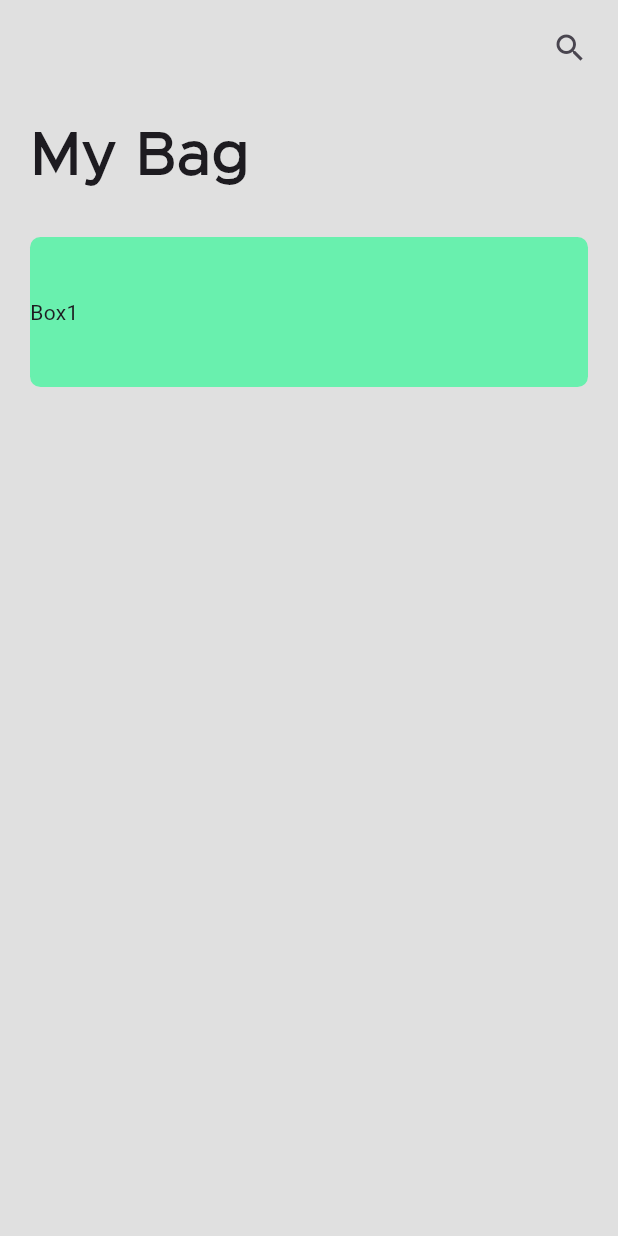
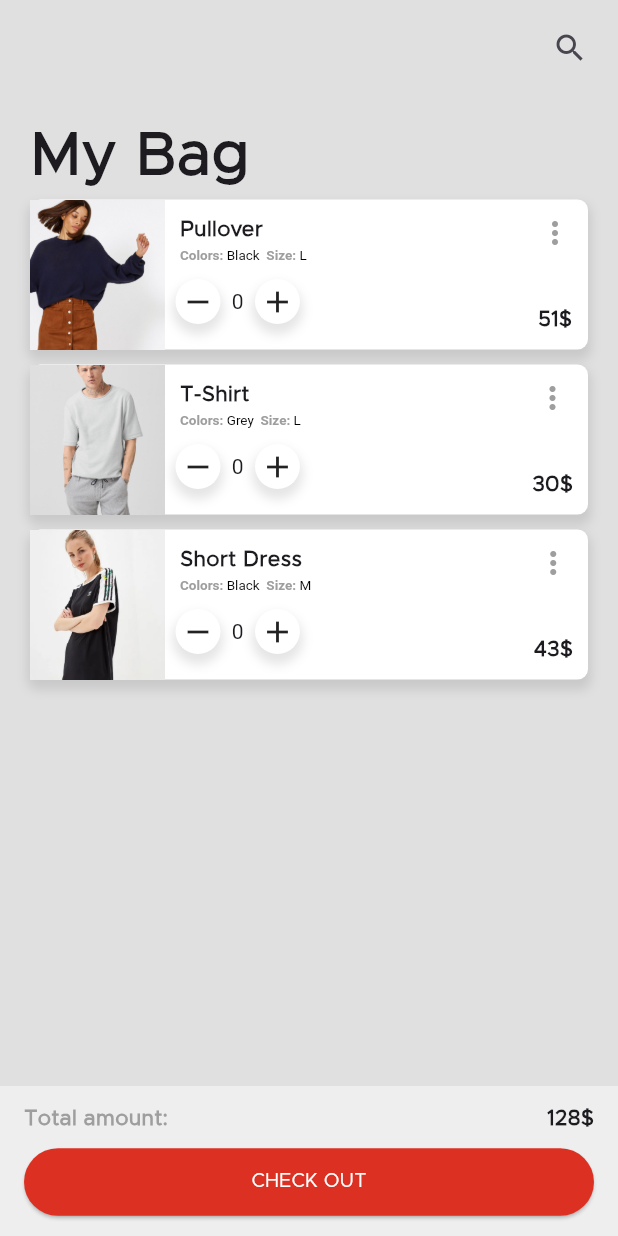
Before and after one commit to imbrinto/ostad_assignment_2, a Flutter app: the screen it shows after launch, on a phone screen of 412 x 824 dp. Run offline on Flutter 3.47's test engine with Material 3 defaults, Android fonts, the phone set to English and light mode, and no system bars; our stand-ins replace hexcolor.

Commit message:
added snack bar

```diff
--- a/lib/HomePage.dart
+++ b/lib/HomePage.dart
@@ -1,14 +1,16 @@
+import 'package:flutter/cupertino.dart';
 import 'package:flutter/material.dart';
+import 'package:ostad_assignment_2/theme/app_image.dart';
+import 'package:ostad_assignment_2/widgets/button.dart';
+import 'package:ostad_assignment_2/widgets/image_container.dart';
+import 'package:ostad_assignment_2/widgets/navigation_bar.dart';
 import 'package:ostad_assignment_2/widgets/product_container.dart';
+import 'package:ostad_assignment_2/widgets/product_details.dart';
 
-class HomePage extends StatefulWidget {
+
+class HomePage extends StatelessWidget {
   const HomePage({super.key});
 
-  @override
-  State<HomePage> createState() => _HomePageState();
-}
-
-class _HomePageState extends State<HomePage> {
   @override
   Widget build(BuildContext context) {
     return Scaffold(
@@ -30,11 +32,128 @@ class _HomePageState extends State<HomePage> {
                   fontWeight: FontWeight.bold,
                   fontSize: 40),
             ),
-            const SizedBox(height: 25,),
-            ProductContainer(),
-          ],
-
+            Container(
+            height: 100,
+            width: MediaQuery.sizeOf(context).width,
+            decoration: BoxDecoration(
+                color: Colors.white,
+                borderRadius: BorderRadius.circular(7),
+                boxShadow: [
+                  BoxShadow(
+                    color: Colors.black.withOpacity(0.10),
+                    spreadRadius: 2,
+                    blurRadius: 5,
+                    offset: const Offset(0, 5),
+                  )
+                ]),
+            child: Row(
+              mainAxisAlignment: MainAxisAlignment.start,
+              children: [
+                ImageContainer(photoLink: AppImage.img1),
+                const ProductDetails(productName: 'Pullover', productColor: 'Black', productSize: 'L'),
+                const Spacer(),
+                const Padding(
+                  padding: EdgeInsets.all(10.0),
+                  child: Column(
+                    children: [
+                      Icon(
+                        Icons.more_vert,
+                        color: Colors.grey,
+                      ),
+                      Spacer(),
+                      Text('51\$',style: TextStyle(
+                          fontFamily: 'Metropolis',
+                          fontWeight: FontWeight.bold
+                      ),)
+                    ],
+                  ),
+                )
+              ],
+            ),
+          ),
+            const SizedBox(height: 10,),
+            Container(
+            height: 100,
+            width: MediaQuery.sizeOf(context).width,
+            decoration: BoxDecoration(
+                color: Colors.white,
+                borderRadius: BorderRadius.circular(7),
+                boxShadow: [
+                  BoxShadow(
+                    color: Colors.black.withOpacity(0.10),
+                    spreadRadius: 2,
+                    blurRadius: 5,
+                    offset: const Offset(0, 5),
+                  )
+                ]),
+            child: Row(
+              mainAxisAlignment: MainAxisAlignment.start,
+              children: [
+                ImageContainer(photoLink: AppImage.img2),
+                const ProductDetails(productName: 'T-Shirt', productColor: 'Grey', productSize: 'L'),
+                const Spacer(),
+                const Padding(
+                  padding: EdgeInsets.all(10.0),
+                  child: Column(
+                    children: [
+                      Icon(
+                        Icons.more_vert,
+                        color: Colors.grey,
+                      ),
+                      Spacer(),
+                      Text('30\$',style: TextStyle(
+                          fontFamily: 'Metropolis',
+                          fontWeight: FontWeight.bold
+                      ),)
+                    ],
+                  ),
+                )
+              ],
+            ),
+          ),
+            const SizedBox(height: 10,),
+            Container(
+            height: 100,
+            width: MediaQuery.sizeOf(context).width,
+            decoration: BoxDecoration(
+                color: Colors.white,
+                borderRadius: BorderRadius.circular(7),
+                boxShadow: [
+                  BoxShadow(
+                    color: Colors.black.withOpacity(0.10),
+                    spreadRadius: 2,
+                    blurRadius: 5,
+                    offset: const Offset(0, 5),
+                  )
+                ]),
+            child: Row(
+              mainAxisAlignment: MainAxisAlignment.start,
+              children: [
+                ImageContainer(photoLink: AppImage.img3),
+                const ProductDetails(productName: 'Short Dress', productColor: 'Black', productSize: 'M'),
+                const Spacer(),
+                const Padding(
+                  padding: EdgeInsets.all(10.0),
+                  child: Column(
+                    children: [
+                      Icon(
+                        Icons.more_vert,
+                        color: Colors.grey,
+                      ),
+                      Spacer(),
+                      Text('43\$',style: TextStyle(
+                        fontFamily: 'Metropolis',
+                        fontWeight: FontWeight.bold
+                      ),)
+                    ],
+                  ),
+                )
+              ],
+            ),
+          ),
+        ],
       ),
+      bottomNavigationBar: NavigationBarHome(buttonText: 'CHECK OUT', context: context)
     );
   }
 }
--- /dev/null
+++ b/lib/theme/app_image.dart
@@ -0,0 +1,7 @@
+import 'package:flutter/material.dart';
+
+class AppImage{
+  static final img1 = DecorationImage(image: AssetImage("lib/resources/images/img1.png"),fit: BoxFit.cover);
+  static final img2 = DecorationImage(image: AssetImage("lib/resources/images/img2.png"),fit: BoxFit.cover);
+  static final img3 = DecorationImage(image: AssetImage("lib/resources/images/img3.png"),fit: BoxFit.cover);
+}
--- a/lib/theme/app_theme.dart
+++ b/lib/theme/app_theme.dart
@@ -5,6 +5,6 @@ class AppTheme{
     scaffoldBackgroundColor: Colors.grey.shade300,
     appBarTheme: AppBarTheme(
       color: Colors.grey.shade300
-    )
+    ),
   );
 }
--- /dev/null
+++ b/lib/widgets/button.dart
@@ -0,0 +1,40 @@
+import 'package:flutter/material.dart';
+import 'package:hexcolor/hexcolor.dart';
+import 'package:ostad_assignment_2/widgets/snack_bar.dart';
+
+class Button extends StatefulWidget {
+  final String buttonText;
+  BuildContext context;
+  Button({super.key, required this.buttonText, required this.context});
+
+  @override
+  State<Button> createState() => _ButtonState();
+}
+
+class _ButtonState extends State<Button> {
+  @override
+  Widget build(BuildContext context) {
+    return Container(
+      decoration: BoxDecoration(
+          borderRadius: BorderRadius.circular(7)),
+      child: ElevatedButton(
+        onPressed: () {
+          snackBar(context);
+        },
+        style: ElevatedButton.styleFrom(
+          fixedSize: Size(MediaQuery.sizeOf(context).width, 45),
+          backgroundColor: HexColor('#DB3022'),
+        ),
+        child: Text(
+          widget.buttonText,
+          style:  const TextStyle(
+            fontSize: 13,
+            fontWeight: FontWeight.w400,
+            color: Colors.white,
+            fontFamily: 'Metropolis'
+          ),
+        ),
+      ),
+    );
+  }
+}
--- /dev/null
+++ b/lib/widgets/image_container.dart
@@ -0,0 +1,16 @@
+import 'package:flutter/cupertino.dart';
+
+class ImageContainer extends StatelessWidget {
+  final photoLink;
+  const ImageContainer({super.key, required this.photoLink});
+
+  @override
+  Widget build(BuildContext context) {
+    return Container(
+    padding: EdgeInsets.only(right: 10),
+    width: 90,
+    decoration: BoxDecoration(
+        image: photoLink,),
+    );
+  }
+}
--- /dev/null
+++ b/lib/widgets/navigation_bar.dart
@@ -0,0 +1,41 @@
+import 'package:flutter/material.dart';
+import 'package:ostad_assignment_2/widgets/button.dart';
+
+class NavigationBarHome extends StatefulWidget {
+  final String buttonText;
+  BuildContext context;
+  NavigationBarHome({super.key,required this.buttonText, required this.context});
+
+  @override
+  State<NavigationBarHome> createState() => _NavigationBarHomeState();
+}
+
+class _NavigationBarHomeState extends State<NavigationBarHome> {
+  @override
+  Widget build(BuildContext context) {
+    return BottomAppBar(
+      height: 100,
+      color: Colors.grey.shade200,
+      child: Column(
+        children: [
+          Row(
+            children: [
+              Text('Total amount:',style: TextStyle(
+                fontFamily: 'Metropolis',
+                fontWeight: FontWeight.bold,
+                color: Colors.grey,
+              ),),
+              Spacer(),
+              Text("128\$",style: TextStyle(
+                  fontFamily: 'Metropolis',
+                  fontWeight: FontWeight.bold
+              ),)
+            ],
+          ),
+          Spacer(),
+          Button(buttonText: widget.buttonText, context: context)
+        ],
+      ),
+    );
+  }
+}
--- a/lib/widgets/product_container.dart
+++ /dev/null
@@ -1,27 +0,0 @@
-import 'package:flutter/material.dart';
-
-class ProductContainer extends StatefulWidget {
-  const ProductContainer({super.key});
-
-  @override
-  State<ProductContainer> createState() => _ProductContainerState();
-}
-
-class _ProductContainerState extends State<ProductContainer> {
-  @override
-  Widget build(BuildContext context) {
-    return Container(
-      width: MediaQuery.sizeOf(context).width, // Set the width to 100 pixels
-      height: 100,
-      child: Row(
-          children: [
-            Text('Box1'),
-          ]
-      ),
-      decoration: BoxDecoration(
-          color: Colors.greenAccent,
-          borderRadius: BorderRadius.circular(7)
-      ),
-    );
-  }
-}
--- /dev/null
+++ b/lib/widgets/product_details.dart
@@ -0,0 +1,142 @@
+import 'package:flutter/cupertino.dart';
+import 'package:flutter/material.dart';
+import 'package:flutter/widgets.dart';
+
+class ProductDetails extends StatefulWidget {
+  final String productName;
+  final String productColor;
+  final String productSize;
+  const ProductDetails({
+    super.key,
+    required this.productName,
+    required this.productColor,
+    required this.productSize
+  });
+
+  @override
+  State<ProductDetails> createState() => _ProductDetailsState();
+}
+
+class _ProductDetailsState extends State<ProductDetails> {
+  int itemNumber = 0;
+
+  void increment(){
+    setState(() {
+      itemNumber++;
+
+    });
+  }
+  void decrement(){
+    setState(() {
+      if (itemNumber > 0) {
+        itemNumber--;
+      }
+    });
+  }
+
+  @override
+  Widget build(BuildContext context) {
+    return Column(
+      crossAxisAlignment: CrossAxisAlignment.start, children: [
+      Container(
+        padding: const EdgeInsets.fromLTRB(10, 10, 2, 0),
+        child: Text(
+          widget.productName,
+          style: const TextStyle(
+              fontWeight: FontWeight.w600, fontFamily: "Metropolis"),
+        ),
+      ),
+      Container(
+          padding: const EdgeInsets.fromLTRB(10, 2, 2, 0),
+          child: RichText(
+            text: TextSpan(
+              style: const TextStyle(
+                  color: Colors.grey, fontSize: 9.0, fontFamily: 'Metropolis'),
+              children: [
+                const TextSpan(
+                  text: 'Colors: ',
+                  style: TextStyle(fontWeight: FontWeight.bold),
+                ),
+                TextSpan(
+                    text: '${widget.productColor}  ',
+                    style: const TextStyle(
+                      color: Colors.black,
+                    ) //fontWeight: FontWeight.w500),
+                ),
+                const TextSpan(
+                  text: 'Size: ',
+                  style: TextStyle(
+                    fontWeight: FontWeight.bold,
+                  ),
+                ),
+                TextSpan(
+                    text: widget.productSize,
+                    style: const TextStyle(
+                      color: Colors.black,
+                    ) //fontWeight: FontWeight.bold),
+                ),
+              ],
+            ),
+          )),
+      const SizedBox(
+        height: 10,
+      ),
+      Padding(
+        padding: const EdgeInsets.symmetric(horizontal: 7),
+        child: Row(
+          children: [
+            GestureDetector(
+              onTap: (){
+                decrement();
+              },
+              child: Container(
+                width: 30,
+                height: 30,
+                decoration: BoxDecoration(
+                    color: Colors.white,
+                    shape: BoxShape.circle,
+                    boxShadow: [
+                      BoxShadow(
+                        color: Colors.black.withOpacity(0.10),
+                        spreadRadius: 2,
+                        blurRadius: 5,
+                        offset: const Offset(0, 5),
+                      )
+                    ]),
+                child: const Center(
+                  child: Icon(Icons.remove),
+                ),
+              ),
+            ),
+            Text('  ${itemNumber.toString()}  '),
+            GestureDetector(
+              onTap: () {
+                increment();
+              },
+              child: Container(
+                width: 30,
+                height: 30,
+                decoration: BoxDecoration(
+                    color: Colors.white,
+                    shape: BoxShape.circle,
+                    boxShadow: [
+                      BoxShadow(
+                        color: Colors.black.withOpacity(0.10),
+                        spreadRadius: 2,
+                        blurRadius: 5,
+                        offset: const Offset(0, 5),
+                      )
+                    ]),
+                child: const Center(
+                  child: Icon(Icons.add),
+                ),
+              ),
+            ),
+             // const Spacer(),
+            // Text('d')
+          ],
+        ),
+      )
+    ]);
+  }
+}
--- /dev/null
+++ b/lib/widgets/snack_bar.dart
@@ -0,0 +1,17 @@
+import 'package:flutter/material.dart';
+
+void snackBar(BuildContext context){
+  ScaffoldMessenger.of(context).showSnackBar(
+      SnackBar(
+        content: Text('Congratulations! Checkout Successful.',style: TextStyle(
+          color: Colors.black,
+          fontFamily: 'Metropolis',
+        ), ),
+        backgroundColor: Colors.white,
+        action: SnackBarAction(
+          label: 'OK',
+          onPressed: (){},
+        ),
+      )
+  );
+}
--- a/pubspec.yaml
+++ b/pubspec.yaml
@@ -35,6 +35,7 @@ dependencies:
   # The following adds the Cupertino Icons font to your application.
   # Use with the CupertinoIcons class for iOS style icons.
   cupertino_icons: ^1.0.6
+  hexcolor: ^3.0.1
 
 dev_dependencies:
   flutter_test:
```
Also changed, not shown: pubspec.lock.
